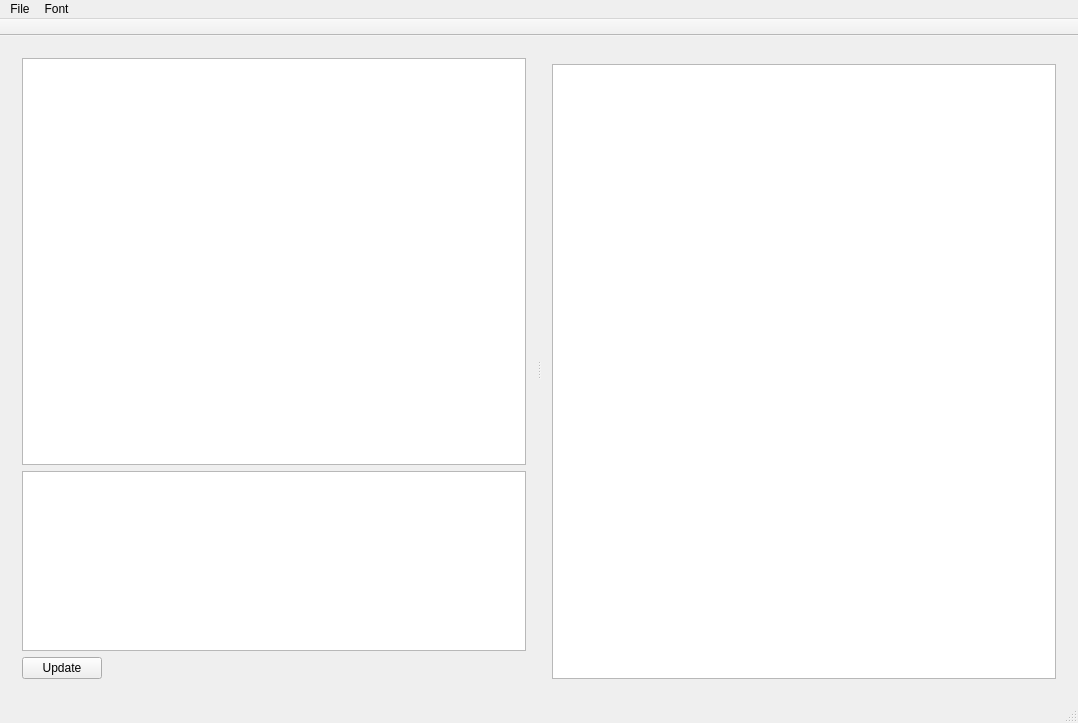
Above: src/UI/mainwindow.ui from SvRTM/FontConverter before the change. Below: the same form after it.
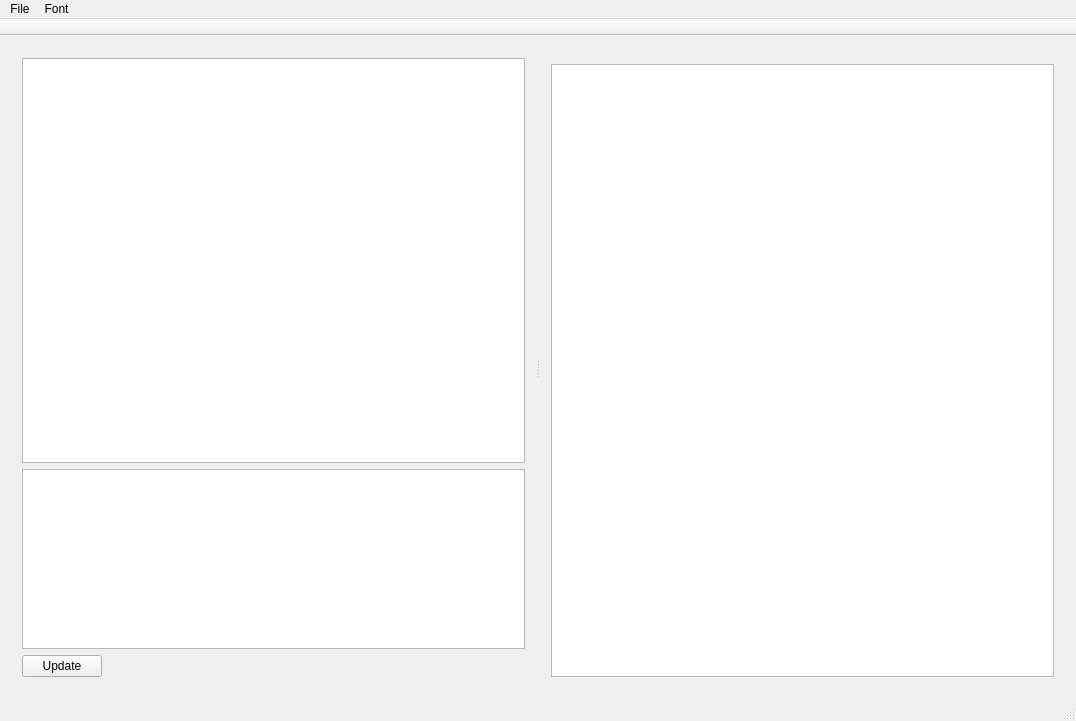
That is the form after the change. Custom widgets are drawn as their Qt base class.

```diff
--- a/src/UI/mainwindow.ui
+++ b/src/UI/mainwindow.ui
@@ -6,8 +6,8 @@
    <rect>
     <x>0</x>
     <y>0</y>
-    <width>1078</width>
-    <height>723</height>
+    <width>1076</width>
+    <height>721</height>
    </rect>
   </property>
   <property name="windowTitle">
@@ -120,7 +120,7 @@
     <rect>
      <x>0</x>
      <y>0</y>
-     <width>1078</width>
+     <width>1076</width>
      <height>23</height>
     </rect>
    </property>
```
Left out of the diff: 2 changed lines with no effect on the pictures.
